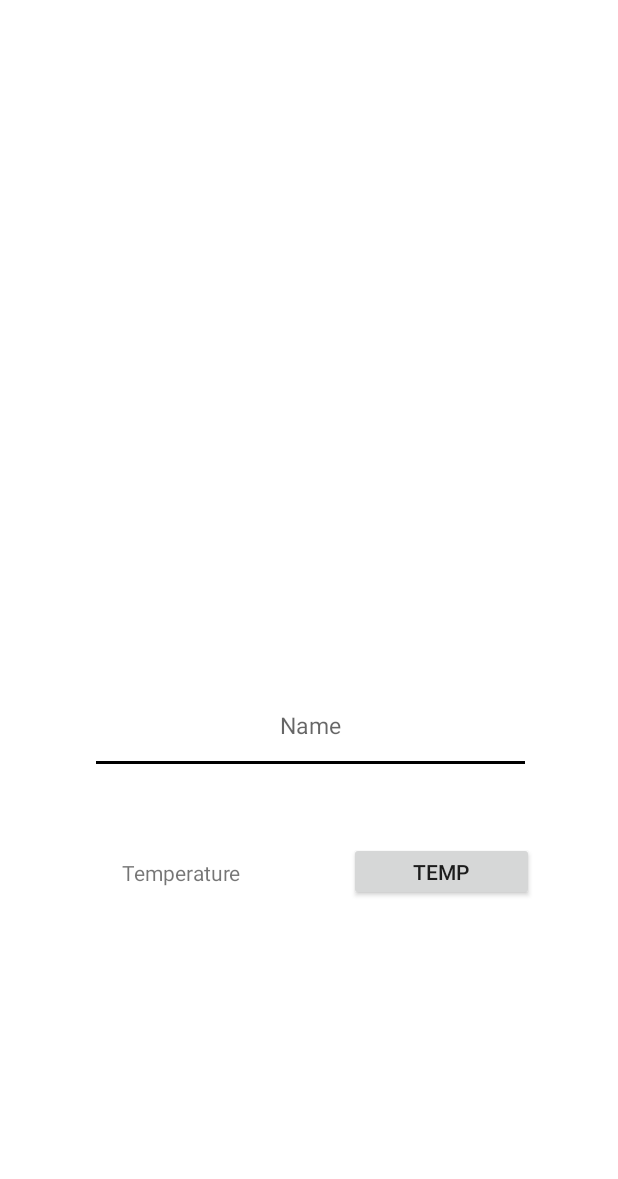
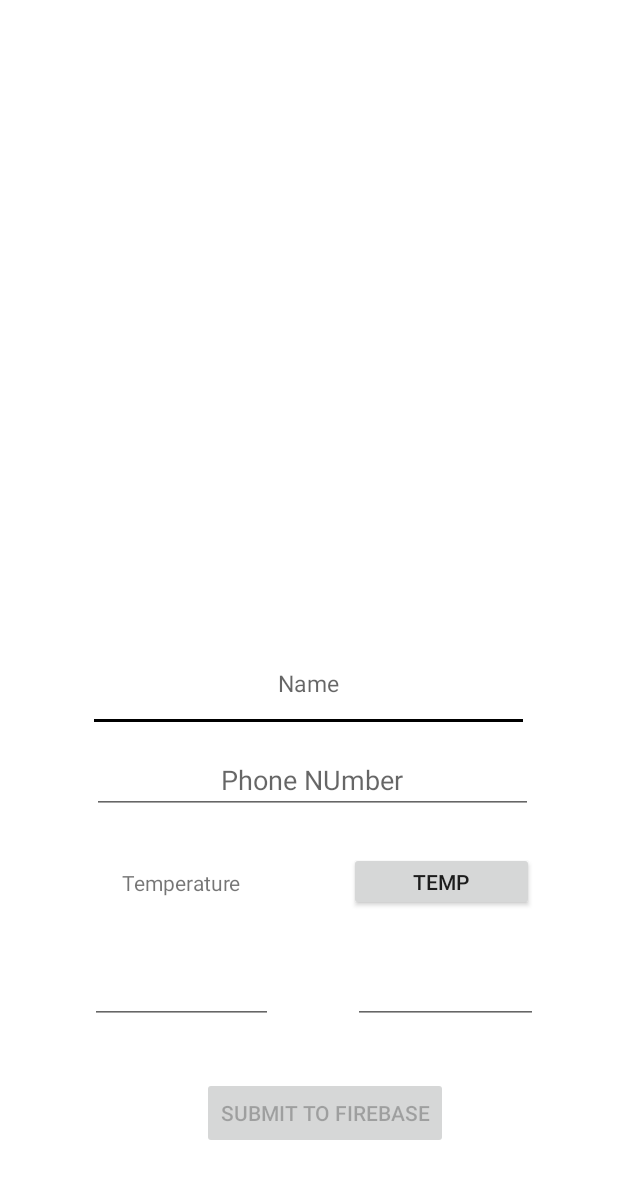
Before and after one commit to PsionicGeek/TempRecor, an Android app: the CropefaceActivity screen opened directly, with no data from a screen before it, on a phone screen of 412 x 824 dp. Shown: the top 1179 px of the screen. Run offline under Robolectric (Android 15) with nearby library versions, the phone set to English and light mode, and no system bars; libraries missing offline, so code that uses them is left out: com.google.mlkit.vision.

Commit message:
Added Realtime database

```diff
--- a/app/build.gradle
+++ b/app/build.gradle
@@ -41,6 +41,8 @@ dependencies {
     implementation 'com.google.mlkit:face-detection:16.1.2'
     implementation 'com.google.firebase:firebase-firestore:23.0.1'
     implementation 'androidx.legacy:legacy-support-v4:1.0.0'
+    implementation 'com.google.firebase:firebase-database:20.0.1'
+    implementation 'com.google.firebase:firebase-storage:19.1.1'
     testImplementation 'junit:junit:4.+'
     androidTestImplementation 'androidx.test.ext:junit:1.1.3'
     androidTestImplementation 'androidx.test.espresso:espresso-core:3.4.0'
--- a/app/src/main/java/com/psionicgeek/temprecor/CropefaceActivity.java
+++ b/app/src/main/java/com/psionicgeek/temprecor/CropefaceActivity.java
@@ -7,6 +7,7 @@ import androidx.appcompat.app.AppCompatActivity;
 import android.content.ContentValues;
 import android.content.Intent;
 import android.graphics.Bitmap;
+import android.graphics.BitmapFactory;
 import android.graphics.Canvas;
 import android.graphics.Matrix;
 import android.graphics.Rect;
@@ -17,9 +18,11 @@ import android.os.Handler;
 import android.provider.MediaStore;
 import android.view.View;
 import android.widget.Button;
+import android.widget.EditText;
 import android.widget.ImageView;
 import android.widget.ProgressBar;
 import android.widget.TextView;
+import android.widget.Toast;
 
 import com.google.android.gms.tasks.OnSuccessListener;
 import com.google.android.gms.tasks.Task;
@@ -31,6 +34,10 @@ import com.google.mlkit.vision.face.FaceDetectorOptions;
 
 import org.jetbrains.annotations.NotNull;
 
+import java.text.DateFormat;
+import java.text.SimpleDateFormat;
+import java.util.Calendar;
+import java.util.Date;
 import java.util.List;
 
 public class CropefaceActivity extends AppCompatActivity {
@@ -45,22 +52,56 @@ public class CropefaceActivity extends AppCompatActivity {
     Rect rect;
     Uri mImageCaptureUri1;
     ContentValues values;
-    Button tempButton;
-TextView tempView;
+    Button tempButton , Movetoverfy;
+    EditText Name,Phone, EditDate, Edit_time;
+    TextView tempView;
     ProgressBar pgsBar;
     @Override
     protected void onCreate(Bundle savedInstanceState) {
         super.onCreate(savedInstanceState);
         setContentView(R.layout.activity_cropeface);
-        pgsBar = (ProgressBar) findViewById(R.id.pBar);
+        pgsBar =  findViewById(R.id.pBar);
         pgsBar.setVisibility(View.GONE);
         tempButton= findViewById(R.id.tempButton);
         tempView= findViewById(R.id.tempView);
+        Name = findViewById(R.id.Name);
+        Phone = findViewById(R.id.phonenumber);
+        EditDate = findViewById(R.id.editTextDate);
+        Edit_time = findViewById(R.id.editTextTime);
+        Movetoverfy = findViewById(R.id.move_to_review);
+        Movetoverfy.setEnabled(false);
+
+
         tempButton.setOnClickListener(new View.OnClickListener() {
             @Override
             public void onClick(View view) {
-                startActivity(new Intent(getApplicationContext(),Text_Reco.class));
+                if(Name.getText().toString().isEmpty() || Phone.getText().toString().isEmpty())
+                {
+                    Toast.makeText(getApplicationContext(),"Please Fill The Name and Phone Number First",Toast.LENGTH_LONG).show();
+                }
+                else{
+                    Constants.Name = Name.getText().toString();
+                    Constants.Phone_Number = Phone.getText().toString();
+                    SetingTime();
+                    Movetoverfy.setEnabled(true);
+                    startActivity(new Intent(getApplicationContext(),Text_Reco.class));
 
+                }
+
+            }
+
+
+        });
+        Movetoverfy.setOnClickListener(new View.OnClickListener() {
+            @Override
+            public void onClick(View v) {
+                if(Constants.temperature.isEmpty()||Name.getText().toString().isEmpty()||Phone.getText().toString().isEmpty())
+                {
+                    Toast.makeText(getApplicationContext(),"Upload all necessary information",Toast.LENGTH_LONG).show();
+                }
+                else{
+                    startActivity(new Intent(getApplicationContext(),VerifyUserinfoActivity.class));
+                }
             }
         });
         values = new ContentValues();
@@ -77,13 +118,35 @@ TextView tempView;
 
 
     }
+    private void SetingTime() {
+        Calendar calendar = Calendar.getInstance();
+        Date CurrentDate  = calendar.getTime();
+        String FomatedDate = DateFormat.getDateInstance().format(CurrentDate);
+        EditDate.setText(FomatedDate);
+        SimpleDateFormat simpleDateFormat = new SimpleDateFormat("hh:mm:ss aaa");
+        String CurrentTime = simpleDateFormat.format(calendar.getTime());
+        Constants.DateAndTime = FomatedDate + " "+ CurrentTime ;
+        Edit_time.setText(CurrentTime);
+
+
+    }
 
     @Override
     protected void onResume() {
         super.onResume();
         if(Constants.temperature!=null){
             setTemperature();
+//            if(Constants.temperature.equals("try again") || Constants.temperature.equals("Someting went Wrong"))
+//            {
+//                Movetoverfy.setEnabled(false);
+//            }
         }
+//        else
+//            {
+//                Movetoverfy.setEnabled(false);
+//            }
+
+
     }
 
     @Override
@@ -151,12 +214,24 @@ TextView tempView;
         Facetask.addOnSuccessListener(new OnSuccessListener<List<Face>>() {
             @Override
             public void onSuccess(@NonNull @NotNull List<Face> faces) {
+
                 Constants.bitmapTransfer = new BitmapTransfer(bitmap);
+                if(faces.size()>0){
+                    Face  singleface = faces.get(0);
+                    rect = singleface.getBoundingBox();
+//                    imageView.setImageDrawable(new BitmapDrawable(getResources(), tempBitmap));
 
-                Face  singleface = faces.get(0);
-                rect = singleface.getBoundingBox();
-//                    imageView.setImageDrawable(new BitmapDrawable(getResources(), tempBitmap));
-                Constants.bitmapTransfer.setBitmap(cropBitmap(bitmap, rect));
+                    Constants.bitmapTransfer.setBitmap(cropBitmap(bitmap, rect));
+                    tempButton.setEnabled(true);
+                }
+                else
+                {
+                    System.out.println("Working Fine");
+                    Bitmap bitmap =  BitmapFactory.decodeResource(getResources(),R.drawable.cropedfaceerror);
+                    Toast.makeText(getApplicationContext(),"Try again , no face was found in the image",Toast.LENGTH_LONG).show();
+                    Constants.bitmapTransfer.setBitmap(bitmap);
+                    tempButton.setEnabled(true);
+                }
 
 
 
--- a/app/src/main/res/layout/activity_cropeface.xml
+++ b/app/src/main/res/layout/activity_cropeface.xml
@@ -17,21 +17,21 @@
         app:layout_constraintHorizontal_bias="0.495"
         app:layout_constraintStart_toStartOf="parent"
         app:layout_constraintTop_toTopOf="parent"
-        app:layout_constraintVertical_bias="0.123" />
+        app:layout_constraintVertical_bias="0.068" />
 
     <EditText
         android:id="@+id/Name"
-        android:gravity="center_horizontal"
         style="@style/modifiedInputName"
         android:layout_width="294dp"
         android:layout_height="53dp"
-        android:layout_marginBottom="308dp"
+        android:layout_marginBottom="336dp"
+        android:gravity="center_horizontal"
         android:hint="Name"
         android:inputType="textPersonName"
         android:maxLines="1"
         app:layout_constraintBottom_toBottomOf="parent"
         app:layout_constraintEnd_toEndOf="parent"
-        app:layout_constraintHorizontal_bias="0.509"
+        app:layout_constraintHorizontal_bias="0.495"
         app:layout_constraintStart_toStartOf="parent" />
 
     <ProgressBar
@@ -40,9 +40,10 @@
         android:layout_width="wrap_content"
         android:layout_height="wrap_content"
         android:layout_marginEnd="168dp"
-        android:layout_marginBottom="504dp"
+        android:layout_marginBottom="524dp"
         app:layout_constraintBottom_toBottomOf="parent"
         app:layout_constraintEnd_toEndOf="parent" />
+
 
     <Button
         android:id="@+id/tempButton"
@@ -53,20 +54,71 @@
         app:layout_constraintBottom_toBottomOf="parent"
         app:layout_constraintEnd_toEndOf="parent"
         app:layout_constraintTop_toBottomOf="@+id/Name"
-        app:layout_constraintVertical_bias="0.169" />
+        app:layout_constraintVertical_bias="0.269" />
 
     <TextView
         android:id="@+id/tempView"
         android:layout_width="122dp"
         android:layout_height="44dp"
         android:layout_marginTop="44dp"
+        android:gravity="center"
         android:text="Temperature"
-       android:gravity="center"
         app:layout_constraintBottom_toBottomOf="parent"
         app:layout_constraintEnd_toStartOf="@+id/tempButton"
         app:layout_constraintHorizontal_bias="0.545"
         app:layout_constraintStart_toStartOf="parent"
         app:layout_constraintTop_toBottomOf="@+id/Name"
-        app:layout_constraintVertical_bias="0.0" />
+        app:layout_constraintVertical_bias="0.141" />
+
+    <EditText
+        android:id="@+id/phonenumber"
+        android:layout_width="294dp"
+        android:layout_height="wrap_content"
+        android:gravity="center"
+        android:hint="Phone NUmber"
+        android:inputType="phone"
+        android:maxLines="1"
+        app:layout_constraintBottom_toBottomOf="parent"
+        app:layout_constraintEnd_toEndOf="parent"
+        app:layout_constraintHorizontal_bias="0.521"
+        app:layout_constraintStart_toStartOf="parent"
+        app:layout_constraintTop_toBottomOf="@+id/Name"
+        app:layout_constraintVertical_bias="0.031" />
+
+    <EditText
+        android:id="@+id/editTextDate"
+        android:layout_width="122dp"
+        android:layout_height="44dp"
+        android:ems="10"
+        android:inputType="date"
+        app:layout_constraintBottom_toBottomOf="parent"
+        app:layout_constraintEnd_toEndOf="parent"
+        app:layout_constraintHorizontal_bias="0.207"
+        app:layout_constraintStart_toStartOf="parent"
+        app:layout_constraintTop_toBottomOf="@+id/tempView"
+        app:layout_constraintVertical_bias="0.167" />
+
+    <EditText
+        android:id="@+id/editTextTime"
+        android:layout_width="123dp"
+        android:layout_height="44dp"
+        android:ems="10"
+        android:inputType="time"
+        app:layout_constraintBaseline_toBaselineOf="@+id/editTextDate"
+        app:layout_constraintEnd_toEndOf="parent"
+        app:layout_constraintStart_toEndOf="@+id/editTextDate" />
+
+    <Button
+        android:id="@+id/move_to_review"
+        android:layout_width="wrap_content"
+        android:layout_height="wrap_content"
+        android:text="Submit To Firebase"
+        app:layout_constraintBottom_toBottomOf="parent"
+        app:layout_constraintEnd_toEndOf="parent"
+        app:layout_constraintHorizontal_bias="0.542"
+        app:layout_constraintStart_toStartOf="parent"
+        app:layout_constraintTop_toBottomOf="@+id/editTextDate"
+        app:layout_constraintVertical_bias="0.38" />
+
 
 </androidx.constraintlayout.widget.ConstraintLayout>
--- a/build.gradle
+++ b/build.gradle
@@ -17,6 +17,7 @@ allprojects {
     repositories {
         google()
         mavenCentral()
+
         jcenter() // Warning: this repository is going to shut down soon
     }
 }
```
Also changed, not shown: app/src/main/AndroidManifest.xml (+5 -2 lines), app/src/main/java/com/psionicgeek/temprecor/Constants.java (+14 -0 lines), app/src/main/java/com/psionicgeek/temprecor/Forrealtime.java (added, +23 -0 lines), app/src/main/java/com/psionicgeek/temprecor/VerifyUserinfoActivity.java (added, +113 -0 lines), app/src/main/res/layout/activity_verify_userinfo.xml (added, +29 -0 lines), app/src/main/res/drawable/cropedfaceerror.png (added), gradle/wrapper/gradle-wrapper.properties, 1 other file.
